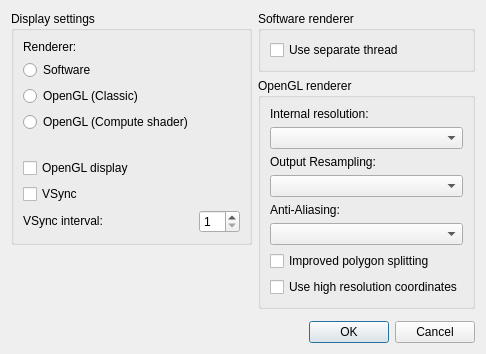
Before: the Qt Designer form src/frontend/qt_sdl/VideoSettingsDialog.ui in melonDS-emu/melonDS, drawn with Qt 5.
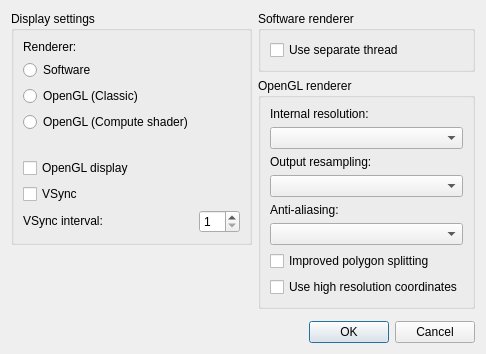
After: the same form once the commit is applied.

Commit message: added tooltips and adjusted capitalization in gui

What changed in the file:
```diff
--- a/src/frontend/qt_sdl/VideoSettingsDialog.ui
+++ b/src/frontend/qt_sdl/VideoSettingsDialog.ui
@@ -35,7 +35,7 @@
       <item row="2" column="0">
        <widget class="QLabel" name="label_4">
         <property name="text">
-         <string>Output Resampling:</string>
+         <string>Output resampling:</string>
         </property>
        </widget>
       </item>
@@ -52,7 +52,7 @@
       <item row="4" column="0">
        <widget class="QLabel" name="label_5">
         <property name="text">
-         <string>Anti-Aliasing:</string>
+         <string>Anti-aliasing:</string>
         </property>
        </widget>
       </item>
```
Left out of the diff: 10 changed lines with no effect on the pictures.
